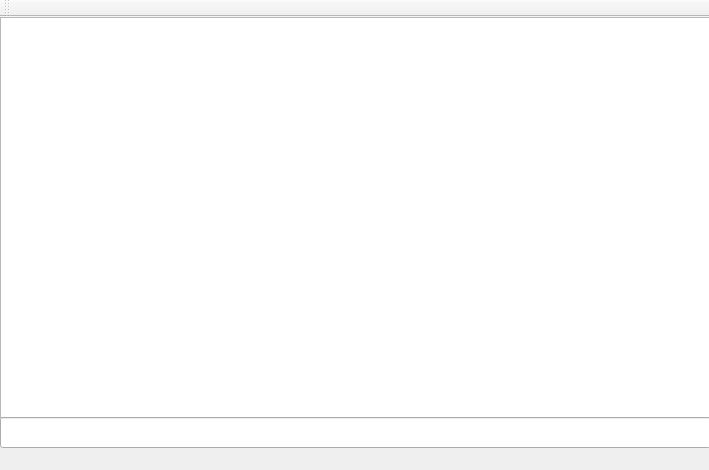
1337hunter/irc, file client/chatwindow.ui: the form before one commit.
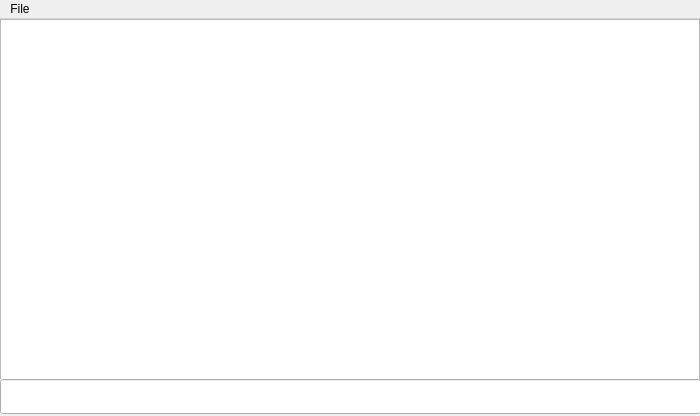
The form after the commit.

Diff of the .ui file:
```diff
--- a/client/chatwindow.ui
+++ b/client/chatwindow.ui
@@ -9,20 +9,20 @@
    <rect>
     <x>0</x>
     <y>0</y>
-    <width>709</width>
-    <height>470</height>
+    <width>700</width>
+    <height>416</height>
    </rect>
   </property>
   <property name="minimumSize">
    <size>
-    <width>709</width>
-    <height>470</height>
+    <width>700</width>
+    <height>416</height>
    </size>
   </property>
   <property name="maximumSize">
    <size>
-    <width>709</width>
-    <height>470</height>
+    <width>700</width>
+    <height>416</height>
    </size>
   </property>
   <property name="mouseTracking">
@@ -49,8 +49,8 @@
      <rect>
       <x>0</x>
       <y>0</y>
-      <width>711</width>
-      <height>401</height>
+      <width>700</width>
+      <height>361</height>
      </rect>
     </property>
    </widget>
@@ -58,11 +58,14 @@
     <property name="geometry">
      <rect>
       <x>0</x>
-      <y>400</y>
-      <width>711</width>
-      <height>31</height>
+      <y>360</y>
+      <width>701</width>
+      <height>35</height>
      </rect>
     </property>
+    <property name="autoFillBackground">
+     <bool>true</bool>
+    </property>
    </widget>
   </widget>
   <widget class="QMenuBar" name="menubar">
@@ -70,22 +73,26 @@
     <rect>
      <x>0</x>
      <y>0</y>
-     <width>709</width>
+     <width>700</width>
      <height>22</height>
     </rect>
    </property>
+   <widget class="QMenu" name="menuFile">
+    <property name="title">
+     <string>File</string>
+    </property>
+    <addaction name="actionExit"/>
+   </widget>
+   <addaction name="menuFile"/>
   </widget>
-  <widget class="QToolBar" name="toolBar">
-   <property name="windowTitle">
-    <string>toolBar</string>
-   </property>
-   <attribute name="toolBarArea">
-    <enum>TopToolBarArea</enum>
-   </attribute>
-   <attribute name="toolBarBreak">
+  <action name="actionExit">
+   <property name="checkable">
     <bool>false</bool>
-   </attribute>
-  </widget>
+   </property>
+   <property name="text">
+    <string>Exit</string>
+   </property>
+  </action>
  </widget>
  <resources/>
  <connections/>
```
